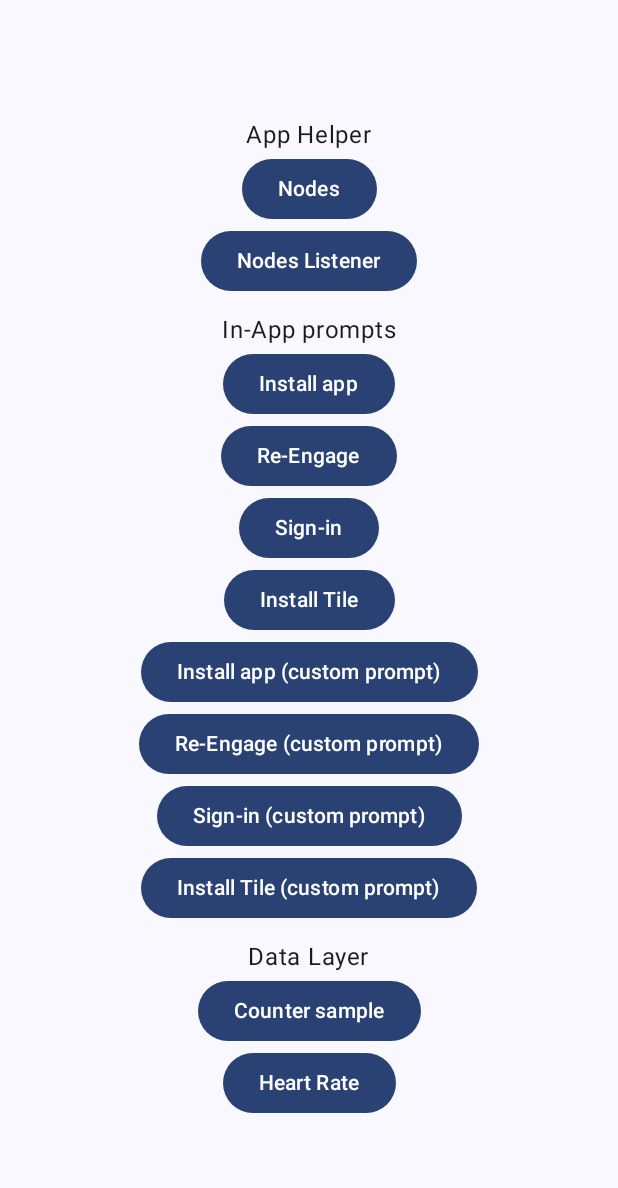
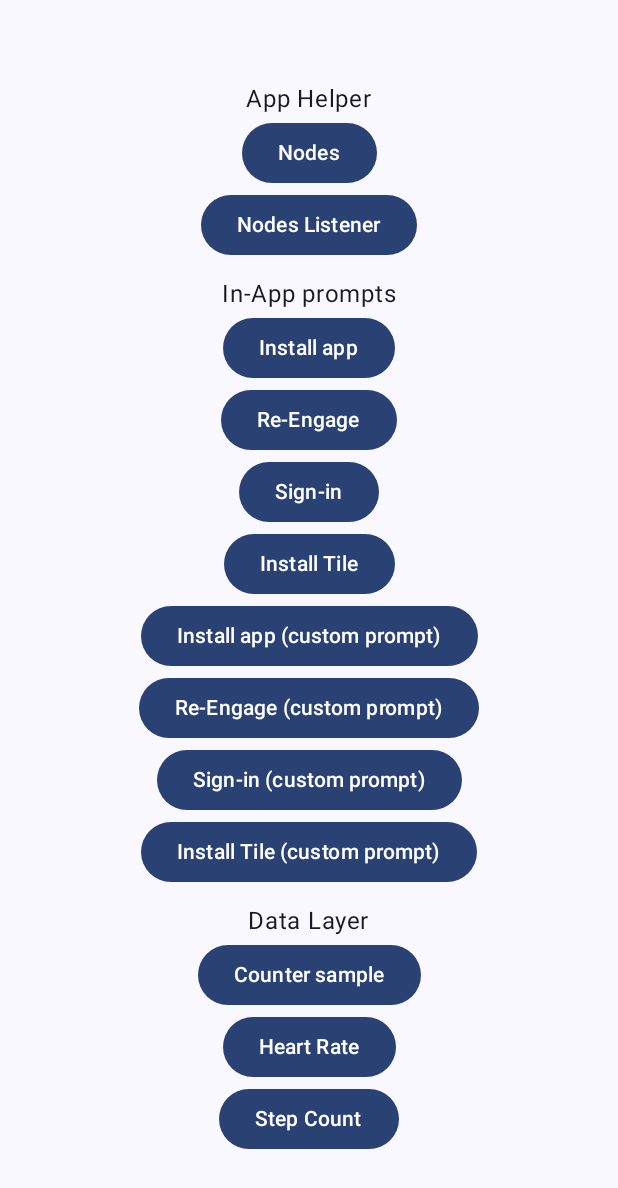
Before and after one commit to kaxadlec/Heart-Dog, an Android app built with Jetpack Compose: the screen it shows after launch (MainActivity), on a phone screen of 412 x 824 dp. Shown: the top 1188 px of the screen. Run offline under Robolectric (Android 15) with nearby library versions, the phone set to English and light mode, and no system bars; our stand-ins replace Dagger/Hilt's generated code.

Commit message:
feat : 폰-워치 동기화 걸음수(느림)

```diff
--- a/datalayer/sample/phone/src/main/java/com/google/android/horologist/datalayer/sample/screens/Navigation.kt
+++ b/datalayer/sample/phone/src/main/java/com/google/android/horologist/datalayer/sample/screens/Navigation.kt
@@ -56,3 +56,6 @@ object Counter
 
 @Serializable
 object HeartRate
+
+@Serializable
+object StepCount
--- a/datalayer/sample/phone/src/main/java/com/google/android/horologist/datalayer/sample/screens/main/MainScreen.kt
+++ b/datalayer/sample/phone/src/main/java/com/google/android/horologist/datalayer/sample/screens/main/MainScreen.kt
@@ -41,6 +41,7 @@ import com.google.android.horologist.datalayer.sample.screens.ReEngageCustomProm
 import com.google.android.horologist.datalayer.sample.screens.ReEngagePromptDemo
 import com.google.android.horologist.datalayer.sample.screens.SignInCustomPromptDemo
 import com.google.android.horologist.datalayer.sample.screens.SignInPromptDemo
+import com.google.android.horologist.datalayer.sample.screens.StepCount
 import com.google.android.horologist.datalayer.sample.screens.counter.CounterScreen
 import com.google.android.horologist.datalayer.sample.screens.heartrate.HeartRateScreen
 import com.google.android.horologist.datalayer.sample.screens.inappprompts.custom.installapp.InstallAppCustomPromptDemoScreen
@@ -54,6 +55,7 @@ import com.google.android.horologist.datalayer.sample.screens.inappprompts.signi
 import com.google.android.horologist.datalayer.sample.screens.menu.MenuScreen
 import com.google.android.horologist.datalayer.sample.screens.nodes.NodesScreen
 import com.google.android.horologist.datalayer.sample.screens.nodeslistener.NodesListenerScreen
+import com.google.android.horologist.datalayer.sample.screens.steps.StepCountScreen
 
 @Composable
 fun MainScreen(
@@ -114,6 +116,9 @@ fun MainScreen(
                 composable<HeartRate> {
                     HeartRateScreen()
                 }
+                composable<StepCount> {
+                    StepCountScreen()
+                }
             }
         }
     }
--- a/datalayer/sample/phone/src/main/java/com/google/android/horologist/datalayer/sample/screens/menu/MenuScreen.kt
+++ b/datalayer/sample/phone/src/main/java/com/google/android/horologist/datalayer/sample/screens/menu/MenuScreen.kt
@@ -39,6 +39,7 @@ import com.google.android.horologist.datalayer.sample.screens.ReEngageCustomProm
 import com.google.android.horologist.datalayer.sample.screens.ReEngagePromptDemo
 import com.google.android.horologist.datalayer.sample.screens.SignInCustomPromptDemo
 import com.google.android.horologist.datalayer.sample.screens.SignInPromptDemo
+import com.google.android.horologist.datalayer.sample.screens.StepCount
 
 @Composable
 fun MenuScreen(
@@ -108,5 +109,9 @@ fun MenuScreen(
         Button(onClick = { navController.navigate(HeartRate) }) {
             Text(text = stringResource(id = R.string.menu_screen_heart_rate))
         }
+
+        Button(onClick = { navController.navigate(StepCount) }) {
+            Text(text = stringResource(id = R.string.menu_screen_step_count))
+        }
     }
 }
```
Also changed, not shown: datalayer/sample/phone/src/main/AndroidManifest.xml (+16 -1 lines), datalayer/sample/phone/src/main/java/com/google/android/horologist/datalayer/sample/di/DatalayerModule.kt (+24 -0 lines), datalayer/sample/phone/src/main/res/values/strings.xml (+9 -0 lines).
